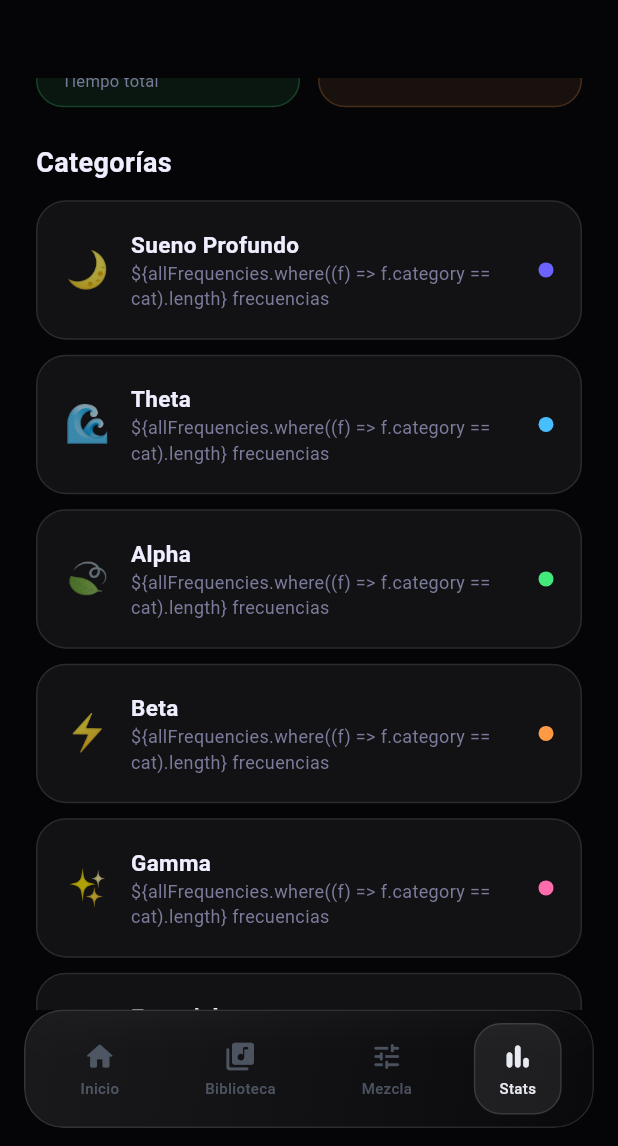
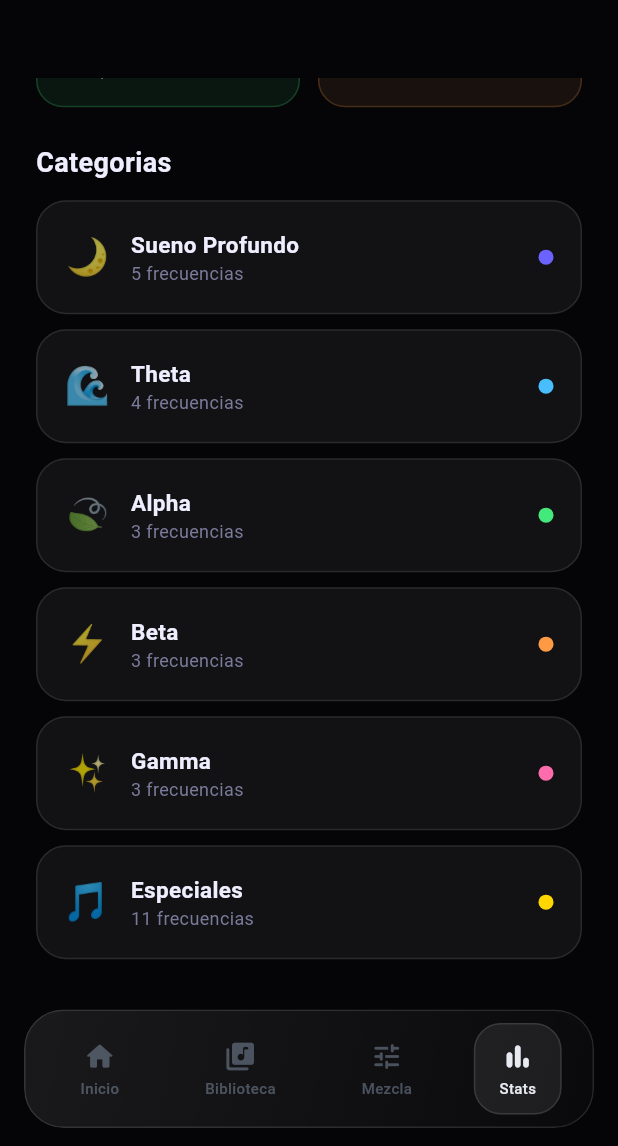
Before and after one commit to ddaaaniii/AuraSleepp, a Flutter app: the screen it shows after launch, item 4 of the bottom bar chosen, scrolled down 520 dp, on a phone screen of 412 x 824 dp, the part 90-1236 px from its top. Run offline on Flutter 3.47's test engine with Material 3 defaults, Android fonts, the phone set to English and light mode, and no system bars; our stand-ins replace just_audio; missing offline and left inert: audio_session; Roboto replaces fonts that are missing (SF Pro Display).

Commit message:
Fix text labels and improve frequency display logic
Updated text labels for consistency and readability. Refactored frequency count display logic.

```diff
--- a/lib/screens/stats_screen.dart
+++ b/lib/screens/stats_screen.dart
@@ -18,10 +18,10 @@ class StatsScreen extends StatelessWidget {
           child: Column(
             crossAxisAlignment: CrossAxisAlignment.start,
             children: [
-              const Text('Estadísticas',
+              const Text('Estadisticas',
                   style: TextStyle(color: C.text, fontSize: 28, fontWeight: FontWeight.w800, letterSpacing: -1)),
               const SizedBox(height: 8),
-              const Text('Tu historial de relajación', style: TextStyle(color: C.muted, fontSize: 14)),
+              const Text('Tu historial de relajacion', style: TextStyle(color: C.muted, fontSize: 14)),
               const SizedBox(height: 28),
               _GlassCard(child: Column(children: [
                 Row(mainAxisAlignment: MainAxisAlignment.spaceBetween, children: [
@@ -34,8 +34,10 @@ class StatsScreen extends StatelessWidget {
                 ]),
                 const SizedBox(height: 20),
                 Row(mainAxisAlignment: MainAxisAlignment.center, crossAxisAlignment: CrossAxisAlignment.end, children: [
-                  Text('\${allFrequencies.length}',
-                      style: const TextStyle(fontSize: 56, fontWeight: FontWeight.w900, letterSpacing: -3, color: C.primary, height: 1.0)),
+                  Text(
+                    allFrequencies.length.toString(),
+                    style: const TextStyle(fontSize: 56, fontWeight: FontWeight.w900, letterSpacing: -3, color: C.primary, height: 1.0),
+                  ),
                   const SizedBox(width: 6),
                   const Padding(padding: EdgeInsets.only(bottom: 10),
                       child: Text('frecuencias', style: TextStyle(color: C.muted, fontSize: 14))),
@@ -46,32 +48,40 @@ class StatsScreen extends StatelessWidget {
                 crossAxisCount: 2, shrinkWrap: true, physics: const NeverScrollableScrollPhysics(),
                 crossAxisSpacing: 12, mainAxisSpacing: 12, childAspectRatio: 1.4,
                 children: [
-                  _StatBox(value: '\${allFrequencies.length}', label: 'Frecuencias', emoji: '🎵', color: C.primary),
-                  _StatBox(value: '\${p.sessionCount}',        label: 'Sesiones',    emoji: '🎧', color: const Color(0xFF48BEFF)),
-                  _StatBox(value: '\${p.totalSessionMinutes} min', label: 'Tiempo total', emoji: '⏱', color: C.green),
-                  _StatBox(value: p.streak > 0 ? '\${p.streak} días' : '—', label: 'Racha', emoji: '🔥', color: const Color(0xFFFF9A44)),
+                  _StatBox(value: allFrequencies.length.toString(),    label: 'Frecuencias', emoji: '🎵', color: C.primary),
+                  _StatBox(value: p.sessionCount.toString(),           label: 'Sesiones',    emoji: '🎧', color: const Color(0xFF48BEFF)),
+                  _StatBox(value: p.totalSessionMinutes.toString() + ' min', label: 'Tiempo total', emoji: '⏱', color: C.green),
+                  _StatBox(value: p.streak > 0 ? p.streak.toString() + ' dias' : '--', label: 'Racha', emoji: '🔥', color: const Color(0xFFFF9A44)),
                 ],
               ),
               const SizedBox(height: 24),
-              const Text('Categorías', style: TextStyle(color: C.text, fontSize: 18, fontWeight: FontWeight.w700)),
+              const Text('Categorias', style: TextStyle(color: C.text, fontSize: 18, fontWeight: FontWeight.w700)),
               const SizedBox(height: 12),
-              ...FrequencyCategory.values.map((cat) => Padding(
+              _buildCategoryList(),
+            ],
+          ),
+        ),
+      ),
+    );
+  }
+
+  Widget _buildCategoryList() {
+    return Column(
+      children: FrequencyCategory.values.map((cat) {
+        final count = allFrequencies.where((f) => f.category == cat).length;
+        return Padding(
           padding: const EdgeInsets.only(bottom: 10),
           child: _GlassCard(child: Row(children: [
             Text(cat.emoji, style: const TextStyle(fontSize: 24)),
             const SizedBox(width: 14),
             Expanded(child: Column(crossAxisAlignment: CrossAxisAlignment.start, children: [
               Text(cat.label, style: const TextStyle(color: C.text, fontWeight: FontWeight.w600, fontSize: 15)),
-                    Text('\${allFrequencies.where((f) => f.category == cat).length} frecuencias',
-                        style: const TextStyle(color: C.muted, fontSize: 12)),
+              Text(count.toString() + ' frecuencias', style: const TextStyle(color: C.muted, fontSize: 12)),
             ])),
             Container(width: 10, height: 10, decoration: BoxDecoration(color: cat.color, shape: BoxShape.circle)),
           ])),
-              )),
-            ],
-          ),
-        ),
-      ),
+        );
+      }).toList(),
     );
   }
 }
@@ -98,13 +108,21 @@ class _StatBox extends StatelessWidget {
   @override
   Widget build(BuildContext context) => Container(
     padding: const EdgeInsets.all(16),
-    decoration: BoxDecoration(color: color.withOpacity(0.08), borderRadius: BorderRadius.circular(18), border: Border.all(color: color.withOpacity(0.2))),
-    child: Column(crossAxisAlignment: CrossAxisAlignment.start, mainAxisAlignment: MainAxisAlignment.spaceBetween, children: [
+    decoration: BoxDecoration(
+      color: color.withOpacity(0.08),
+      borderRadius: BorderRadius.circular(18),
+      border: Border.all(color: color.withOpacity(0.2)),
+    ),
+    child: Column(
+      crossAxisAlignment: CrossAxisAlignment.start,
+      mainAxisAlignment: MainAxisAlignment.spaceBetween,
+      children: [
         Text(emoji, style: const TextStyle(fontSize: 22)),
         Column(crossAxisAlignment: CrossAxisAlignment.start, children: [
           Text(value, style: TextStyle(color: color, fontSize: 18, fontWeight: FontWeight.w800, letterSpacing: -0.5)),
           Text(label, style: const TextStyle(color: C.muted, fontSize: 11)),
         ]),
-    ]),
+      ],
+    ),
   );
 }
```
Lines whose indentation alone changed are shown as unchanged.
